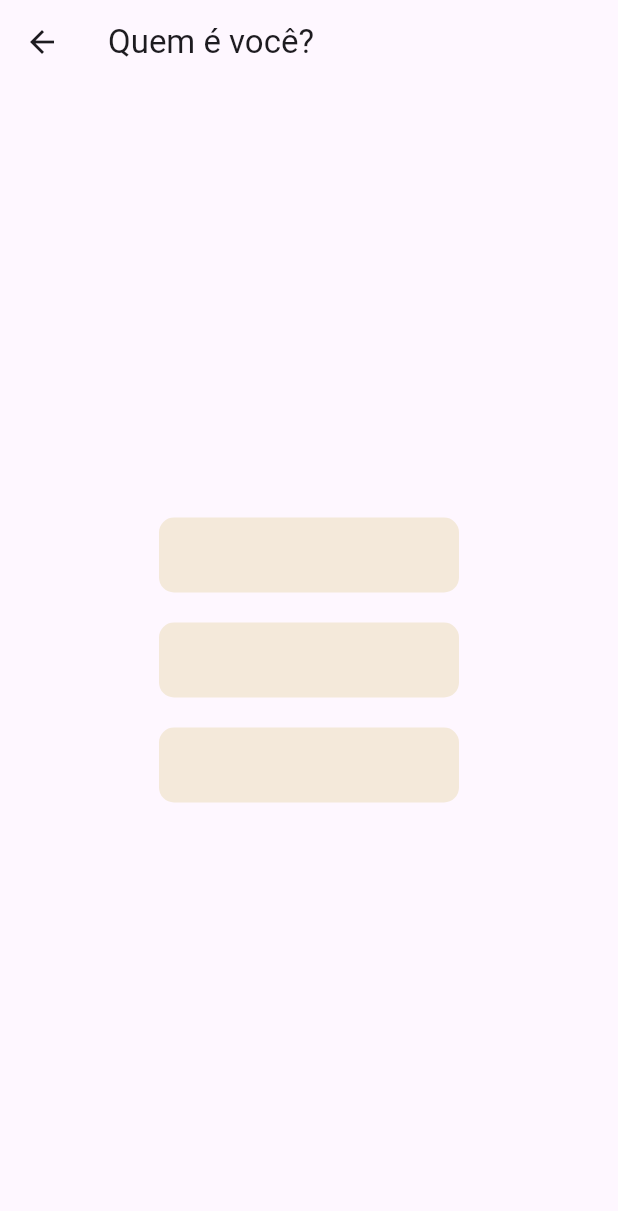
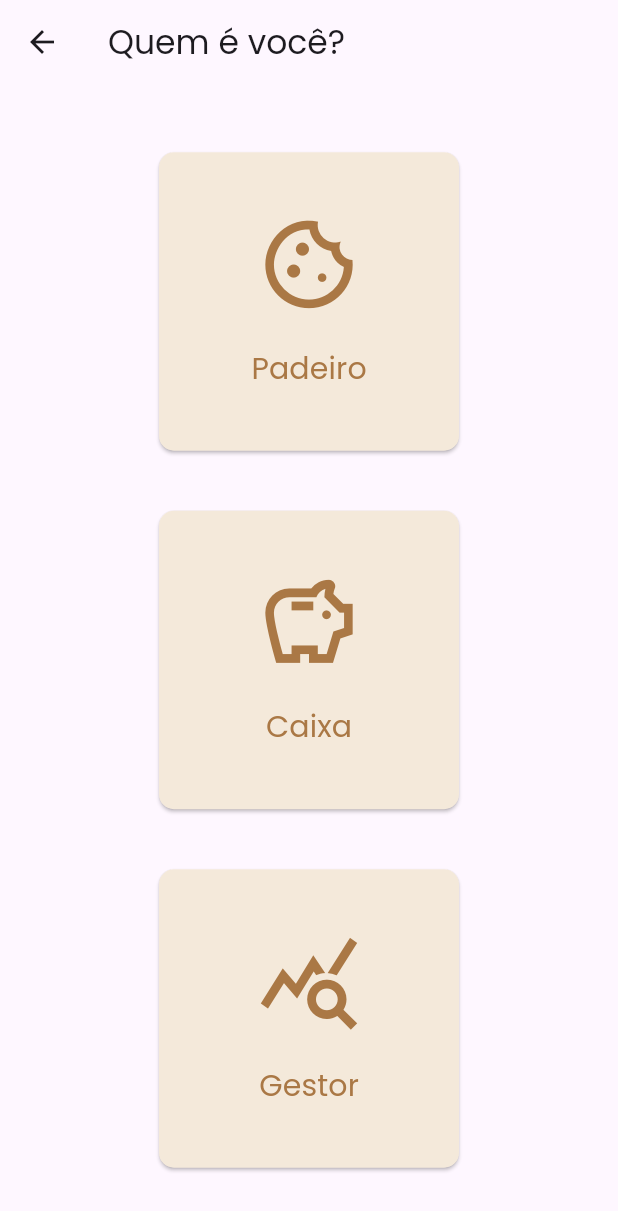
Before and after one commit to danielfercope/ong-amigos-em-acao-front, a Flutter app: the UserTypePage screen opened by its route, on a phone screen of 412 x 824 dp. Shown: the top 1211 px of the screen. Run offline on Flutter 3.47's test engine with Material 3 defaults, Android fonts, the phone set to English and light mode, and no system bars.

Commit message:
Tela de tipo de usuário

```diff
--- a/lib/screens/sign_in/user_type.dart
+++ b/lib/screens/sign_in/user_type.dart
@@ -11,7 +11,12 @@ class UserTypePage extends StatelessWidget {
             Navigator.pop(context);
           },
         ),
-        title: Text('Quem é você?'),
+        title: Text(
+          'Quem é você?',
+          style: TextStyle(
+            fontFamily: 'Poppins',
+          ),
+        ),
       ),
       body: Padding(
         padding: const EdgeInsets.all(16.0),
@@ -22,81 +27,115 @@ class UserTypePage extends StatelessWidget {
 
               // Botão Padeiro
               Container(
-                margin: EdgeInsets.symmetric(vertical: 10),
+                margin: EdgeInsets.symmetric(vertical: 20),
                 child: ElevatedButton(
                   onPressed: () {
                     Navigator.pushNamed(context, '/register');
                   },
                   style: ElevatedButton.styleFrom(
                     backgroundColor: Color(0xFFF4E9DA),
-                    foregroundColor: Color(0xAA7845),
-                    elevation: 0,
+                    padding: EdgeInsets.symmetric(vertical: 40),
+                    minimumSize: Size(200, 40),
                     shape: RoundedRectangleBorder(
                       borderRadius: BorderRadius.circular(10),
-                      side: BorderSide(color: Color(0xAA7845)),
                     ),
-                    minimumSize: Size(200, 50),
                   ),
-                  child: Text(
+                  child: Column(
+                    mainAxisSize: MainAxisSize.min,
+                    children: [
+                      Icon(
+                        Icons.cookie_outlined,
+                        color: Color(0xFFAA7845),
+                        size: 70,
+                      ),
+                      SizedBox(height: 20),
+                      Text(
                         'Padeiro',
                         style: TextStyle(
-                      color: Color(0xAA7845),
+                          color: Color(0xFFAA7845),
                           fontSize: 20,
+                          fontFamily: 'Poppins',
                         ),
+                      ),
+                    ],
                   ),
                 ),
               ),
 
+
+
               // Botão Caixa
+
               Container(
-                margin: EdgeInsets.symmetric(vertical: 10),
+                margin: EdgeInsets.symmetric(vertical: 20),
                 child: ElevatedButton(
                   onPressed: () {
                     Navigator.pushNamed(context, '/register');
                   },
                   style: ElevatedButton.styleFrom(
                     backgroundColor: Color(0xFFF4E9DA),
-                    foregroundColor: Color(0xAA7845),
-                    elevation: 0,
+                    padding: EdgeInsets.symmetric(vertical: 40),
+                    minimumSize: Size(200, 40),
                     shape: RoundedRectangleBorder(
                       borderRadius: BorderRadius.circular(10),
-                      side: BorderSide(color: Color(0xAA7845)),
                     ),
-                    minimumSize: Size(200, 50),
                   ),
-                  child: Text(
+                  child: Column(
+                    mainAxisSize: MainAxisSize.min,
+                    children: [
+                      Icon(
+                        Icons.savings_outlined,
+                        color: Color(0xFFAA7845),
+                        size: 70,
+                      ),
+                      SizedBox(height: 20),
+                      Text(
                         'Caixa',
                         style: TextStyle(
-                      color: Color(0xAA7845),
+                          color: Color(0xFFAA7845),
                           fontSize: 20,
+                          fontFamily: 'Poppins',
                         ),
+                      ),
+                    ],
                   ),
                 ),
               ),
 
               // Botão Gestor
+
               Container(
-                margin: EdgeInsets.symmetric(vertical: 10),
+                margin: EdgeInsets.symmetric(vertical: 20),
                 child: ElevatedButton(
                   onPressed: () {
                     Navigator.pushNamed(context, '/register');
                   },
                   style: ElevatedButton.styleFrom(
                     backgroundColor: Color(0xFFF4E9DA),
-                    foregroundColor: Color(0xAA7845),
-                    elevation: 0,
+                    padding: EdgeInsets.symmetric(vertical: 40),
+                    minimumSize: Size(200, 40),
                     shape: RoundedRectangleBorder(
                       borderRadius: BorderRadius.circular(10),
-                      side: BorderSide(color: Color(0xAA7845)),
                     ),
-                    minimumSize: Size(200, 50),
                   ),
-                  child: Text(
+                  child: Column(
+                    mainAxisSize: MainAxisSize.min,
+                    children: [
+                      Icon(
+                        Icons.query_stats_outlined,
+                        color: Color(0xFFAA7845),
+                        size: 70,
+                      ),
+                      SizedBox(height: 20),
+                      Text(
                         'Gestor',
                         style: TextStyle(
-                      color: Color(0xAA7845),
+                          color: Color(0xFFAA7845),
                           fontSize: 20,
+                          fontFamily: 'Poppins',
                         ),
+                      ),
+                    ],
                   ),
                 ),
               ),
```
Lines whose indentation alone changed are shown as unchanged.
